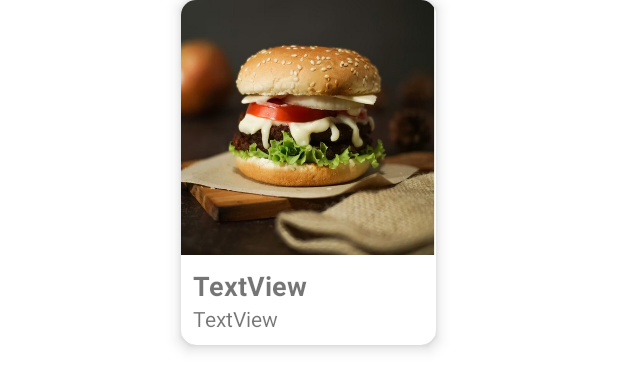
After one commit to dimassdoubles/ti3-ppb-uas, an Android app: the layout produk_item.xml on its own in the app's theme, with its tools: preview values and no code run, on a phone screen of 412 x 824 dp. The commit adds this screen. Shown: the top 390 px of the screen. Run offline under Robolectric (Android 15) with nearby library versions, the phone set to English and light mode, and no system bars.

Commit message:
berhasil read data di tabel produk, ada masalah di ui cardview bagian kiri terpotong

```diff
--- a/app/src/main/AndroidManifest.xml
+++ b/app/src/main/AndroidManifest.xml
@@ -13,6 +13,9 @@
         android:supportsRtl="true"
         android:theme="@style/Theme.SambongMarket"
         android:usesCleartextTraffic="true">
+        <activity
+            android:name=".DetailProduk"
+            android:exported="false" />
         <activity
             android:name=".DashboardActivity"
             android:exported="false" />
--- /dev/null
+++ b/app/src/main/res/layout/produk_item.xml
@@ -0,0 +1,50 @@
+<?xml version="1.0" encoding="utf-8"?>
+<androidx.cardview.widget.CardView xmlns:android="http://schemas.android.com/apk/res/android"
+    xmlns:app="http://schemas.android.com/apk/res-auto"
+    xmlns:tools="http://schemas.android.com/tools"
+    android:id="@+id/cardView"
+    android:layout_width="wrap_content"
+    android:layout_height="wrap_content"
+    android:layout_gravity="center_horizontal"
+    app:cardCornerRadius="10dp"
+    app:cardElevation="6dp"
+    app:cardMaxElevation="6dp">
+
+    <LinearLayout
+        android:layout_width="match_parent"
+        android:layout_height="match_parent"
+        android:orientation="vertical">
+
+        <ImageView
+            android:id="@+id/imgProduk"
+            android:layout_width="170dp"
+            android:layout_height="170dp"
+            android:scaleType="fitXY"
+            app:srcCompat="@drawable/gambar_demo" />
+
+        <TextView
+            android:id="@+id/tvNama"
+            android:layout_width="match_parent"
+            android:layout_height="wrap_content"
+            android:paddingStart="8dp"
+            android:paddingLeft="8dp"
+            android:paddingTop="8dp"
+            android:paddingEnd="8dp"
+            android:paddingRight="8dp"
+            android:text="TextView"
+            android:textSize="18sp"
+            android:textStyle="bold" />
+
+        <TextView
+            android:id="@+id/tvHarga"
+            android:layout_width="match_parent"
+            android:layout_height="wrap_content"
+            android:paddingStart="8dp"
+            android:paddingLeft="8dp"
+            android:paddingTop="0dp"
+            android:paddingEnd="8dp"
+            android:paddingBottom="8dp"
+            android:text="TextView" />
+    </LinearLayout>
+
+</androidx.cardview.widget.CardView>
```
Also changed, not shown: app/build.gradle (+7 -2 lines), app/src/main/java/com/android/dimassdoubles/sambongmarket/DashboardActivity.java (+140 -0 lines), app/src/main/java/com/android/dimassdoubles/sambongmarket/DetailProduk.java (added, +14 -0 lines), app/src/main/java/com/android/dimassdoubles/sambongmarket/MyButtonOnClickListener.java (added, +26 -0 lines), app/src/main/java/com/android/dimassdoubles/sambongmarket/ProdukAdapter.java (added, +104 -0 lines), app/src/main/java/com/android/dimassdoubles/sambongmarket/ProdukItem.java (added, +53 -0 lines), app/src/main/res/layout/activity_dashboard.xml (+20 -8 lines), app/src/main/res/layout/activity_detail_produk.xml (added, +18 -0 lines), app/src/main/res/drawable/gambar_demo.jpg (added).
